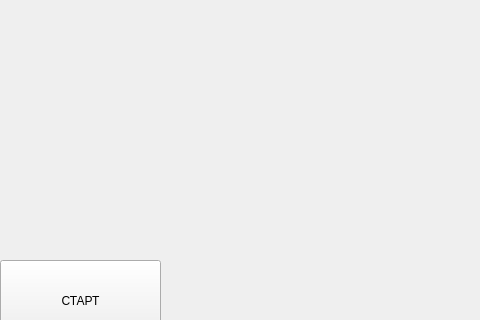
This is MillionaireGame/startwindow.ui in neromchick/university as Qt 5 draws it before an edit; both pictures show x 320 to 800 and y 0 to 320 of the 800 by 600 pixel window. The edited form follows.
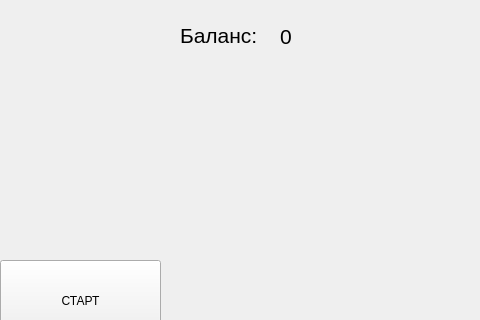
This is the edited form.

What changed in the file:
```diff
--- a/MillionaireGame/startwindow.ui
+++ b/MillionaireGame/startwindow.ui
@@ -40,6 +40,42 @@
      <string>ВЫХОД</string>
     </property>
    </widget>
+   <widget class="QLabel" name="balanceLbl">
+    <property name="geometry">
+     <rect>
+      <x>600</x>
+      <y>21</y>
+      <width>191</width>
+      <height>31</height>
+     </rect>
+    </property>
+    <property name="font">
+     <font>
+      <pointsize>16</pointsize>
+     </font>
+    </property>
+    <property name="text">
+     <string>0</string>
+    </property>
+   </widget>
+   <widget class="QLabel" name="balLbl_2">
+    <property name="geometry">
+     <rect>
+      <x>500</x>
+      <y>20</y>
+      <width>91</width>
+      <height>31</height>
+     </rect>
+    </property>
+    <property name="font">
+     <font>
+      <pointsize>16</pointsize>
+     </font>
+    </property>
+    <property name="text">
+     <string>Баланс:</string>
+    </property>
+   </widget>
   </widget>
   <widget class="QMenuBar" name="menubar">
    <property name="geometry">
```
